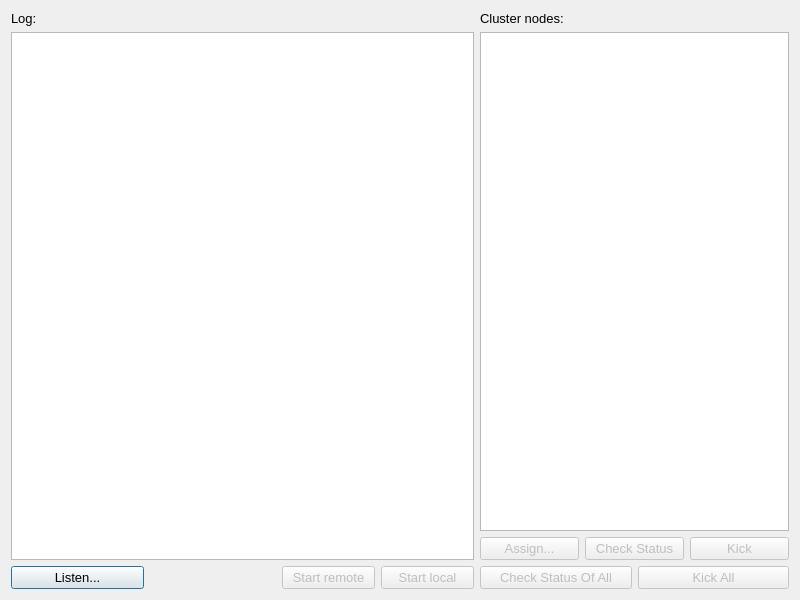
The window that owner/ui/mainwindow.ui (gear54rus/python-cluster) describes before a commit, drawn with Qt 5.
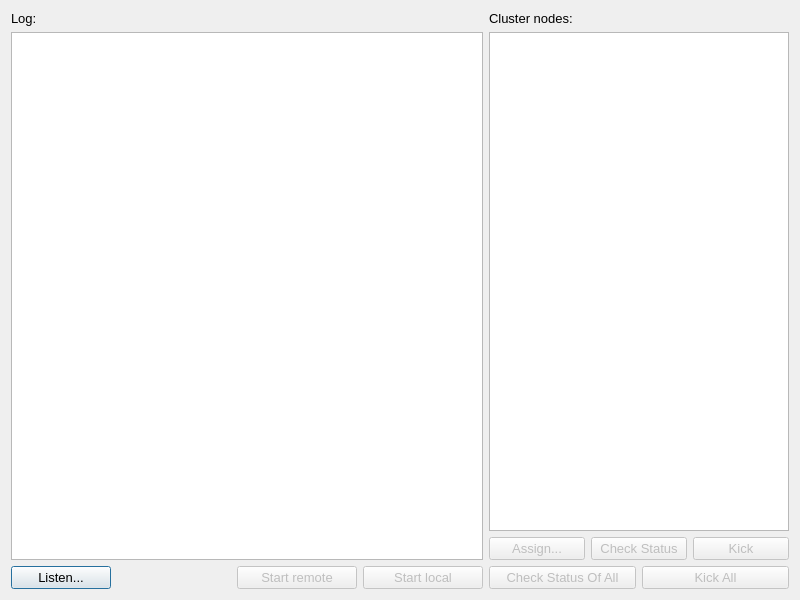
The same window after the commit.

The edit to the form file:
```diff
--- a/owner/ui/mainwindow.ui
+++ b/owner/ui/mainwindow.ui
@@ -25,7 +25,7 @@
    <string>Python cluster</string>
   </property>
   <widget class="QWidget" name="centralWidget">
-   <layout class="QHBoxLayout" name="horizontalLayout" stretch="15,10">
+   <layout class="QHBoxLayout" name="horizontalLayout" stretch="15,0">
     <item>
      <layout class="QVBoxLayout" name="verticalLayout_2">
       <item>
@@ -58,9 +58,27 @@
        </widget>
       </item>
       <item>
-       <layout class="QHBoxLayout" name="horizontalLayout_3" stretch="10,10,7,7">
+       <layout class="QHBoxLayout" name="horizontalLayout_3" stretch="0,0,0,0">
         <item>
          <widget class="QPushButton" name="buttonListen">
+          <property name="sizePolicy">
+           <sizepolicy hsizetype="Fixed" vsizetype="Fixed">
+            <horstretch>0</horstretch>
+            <verstretch>0</verstretch>
+           </sizepolicy>
+          </property>
+          <property name="minimumSize">
+           <size>
+            <width>100</width>
+            <height>0</height>
+           </size>
+          </property>
+          <property name="maximumSize">
+           <size>
+            <width>100</width>
+            <height>16777215</height>
+           </size>
+          </property>
           <property name="text">
            <string>Listen...</string>
           </property>
@@ -90,6 +108,24 @@
           <property name="enabled">
            <bool>false</bool>
           </property>
+          <property name="sizePolicy">
+           <sizepolicy hsizetype="Fixed" vsizetype="Fixed">
+            <horstretch>0</horstretch>
+            <verstretch>0</verstretch>
+           </sizepolicy>
+          </property>
+          <property name="minimumSize">
+           <size>
+            <width>120</width>
+            <height>0</height>
+           </size>
+          </property>
+          <property name="maximumSize">
+           <size>
+            <width>120</width>
+            <height>16777215</height>
+           </size>
+          </property>
           <property name="text">
            <string>Start remote</string>
           </property>
@@ -100,6 +136,24 @@
           <property name="enabled">
            <bool>false</bool>
           </property>
+          <property name="sizePolicy">
+           <sizepolicy hsizetype="Fixed" vsizetype="Fixed">
+            <horstretch>0</horstretch>
+            <verstretch>0</verstretch>
+           </sizepolicy>
+          </property>
+          <property name="minimumSize">
+           <size>
+            <width>120</width>
+            <height>0</height>
+           </size>
+          </property>
+          <property name="maximumSize">
+           <size>
+            <width>120</width>
+            <height>16777215</height>
+           </size>
+          </property>
           <property name="text">
            <string>Start local</string>
           </property>
@@ -110,7 +164,38 @@
      </layout>
     </item>
     <item>
+     <widget class="QWidget" name="" native="true">
+      <property name="sizePolicy">
+       <sizepolicy hsizetype="Fixed" vsizetype="Preferred">
+        <horstretch>0</horstretch>
+        <verstretch>0</verstretch>
+       </sizepolicy>
+      </property>
+      <property name="minimumSize">
+       <size>
+        <width>300</width>
+        <height>0</height>
+       </size>
+      </property>
+      <property name="maximumSize">
+       <size>
+        <width>300</width>
+        <height>16777215</height>
+       </size>
+      </property>
      <layout class="QVBoxLayout" name="verticalLayout">
+       <property name="leftMargin">
+        <number>0</number>
+       </property>
+       <property name="topMargin">
+        <number>0</number>
+       </property>
+       <property name="rightMargin">
+        <number>0</number>
+       </property>
+       <property name="bottomMargin">
+        <number>0</number>
+       </property>
       <item>
        <widget class="QLabel" name="labelNodes">
         <property name="text">
@@ -119,7 +204,25 @@
        </widget>
       </item>
       <item>
-       <widget class="QListWidget" name="listNodes"/>
+        <widget class="QListWidget" name="listNodes">
+         <property name="enabled">
+          <bool>true</bool>
+         </property>
+         <property name="font">
+          <font>
+           <pointsize>10</pointsize>
+          </font>
+         </property>
+         <property name="editTriggers">
+          <set>QAbstractItemView::NoEditTriggers</set>
+         </property>
+         <property name="alternatingRowColors">
+          <bool>true</bool>
+         </property>
+         <property name="sortingEnabled">
+          <bool>false</bool>
+         </property>
+        </widget>
       </item>
       <item>
        <layout class="QHBoxLayout" name="horizontalLayout_2">
@@ -180,6 +283,7 @@
        </layout>
       </item>
      </layout>
+     </widget>
     </item>
    </layout>
   </widget>
```
Left out of the diff: 4 changed lines with no effect on the pictures. Lines whose indentation alone changed are shown as unchanged.
